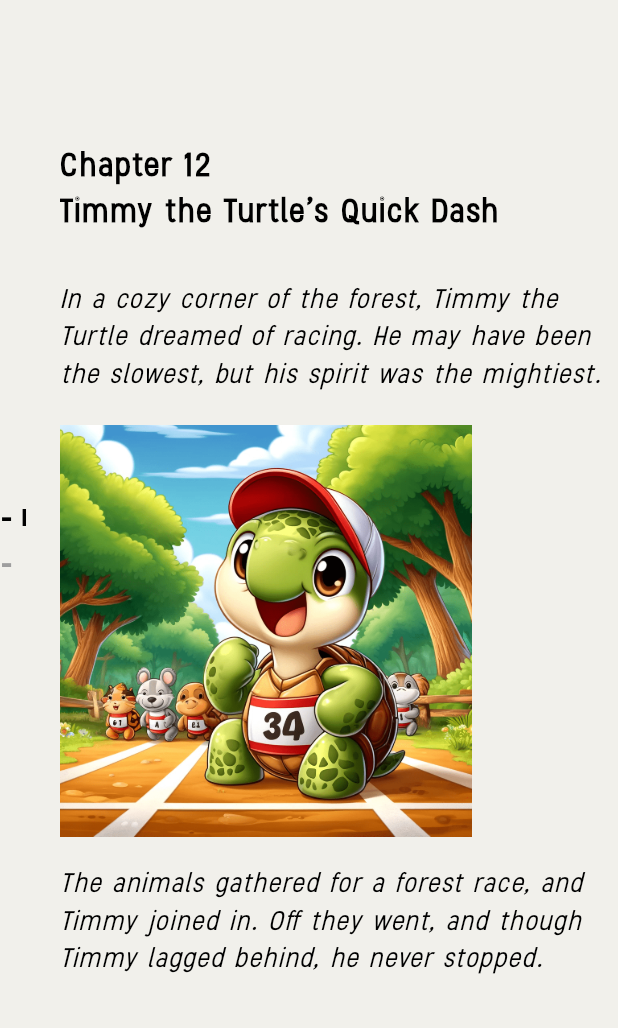
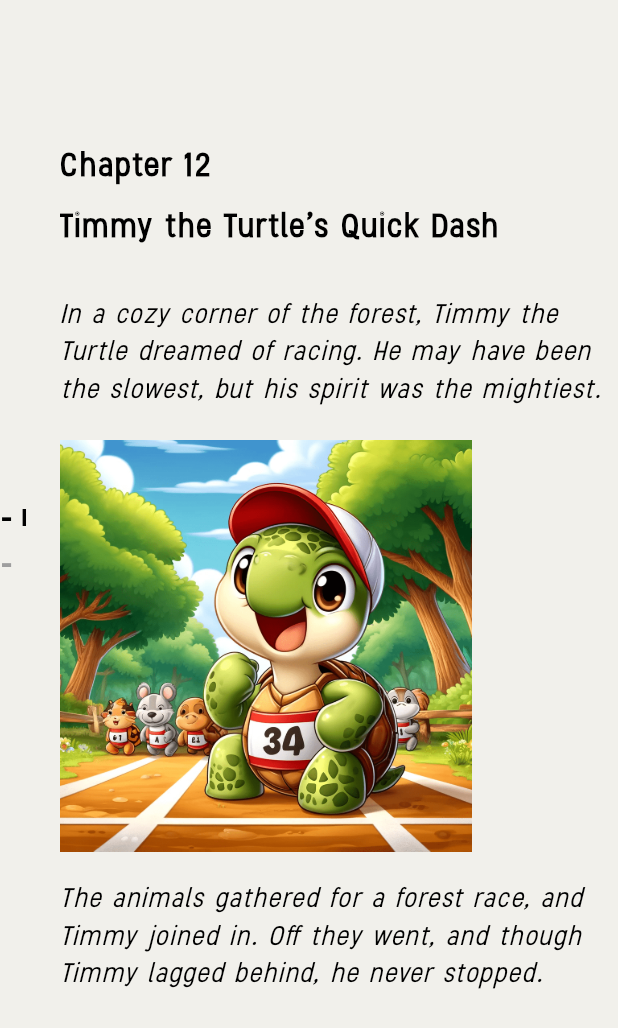
Before and after one commit to hasanilyas185/kids-story-app, a Flutter app: the screen it shows after launch, on a phone screen of 412 x 824 dp. Shown: the top 1028 px of the screen. Run offline on Flutter 3.47's test engine with Material 3 defaults, Android fonts, the phone set to English and light mode, and no system bars; our stand-ins replace audioplayers.

Commit message:
ui fixes

```diff
--- a/lib/screens/story/widgets/story_content.dart
+++ b/lib/screens/story/widgets/story_content.dart
@@ -40,6 +40,9 @@ class StoryContent extends StatelessWidget {
                     color: Colors.black,
                     fontStyle: FontStyle.normal,
                   ),
+                ),
+                const SizedBox(
+                  height: 10,
                 ),
                 Text(
                   chapterPageTitle!,
```
Also changed, not shown: lib/screens/story/story_page.dart (+7 -5 lines).
